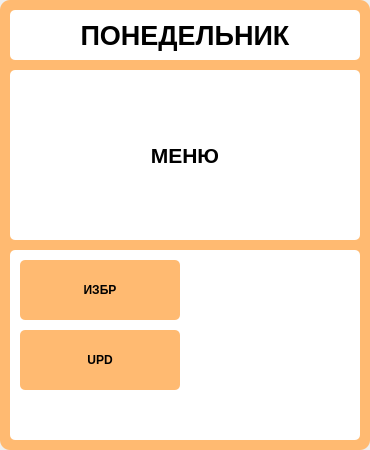
New-Ds/Easy-Week, file client/menuCard.ui: the form before one commit.
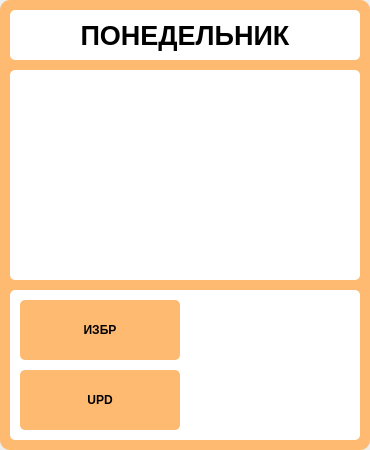
The form after the commit.

The edit to the form file:
```diff
--- a/client/menuCard.ui
+++ b/client/menuCard.ui
@@ -19,19 +19,34 @@
   <property name="styleSheet">
    <string notr="true">border: none;</string>
   </property>
+  <layout class="QVBoxLayout" name="outerLayout">
+   <property name="spacing">
+    <number>0</number>
+   </property>
+   <property name="leftMargin">
+    <number>0</number>
+   </property>
+   <property name="topMargin">
+    <number>0</number>
+   </property>
+   <property name="rightMargin">
+    <number>0</number>
+   </property>
+   <property name="bottomMargin">
+    <number>0</number>
+   </property>
+   <item>
   <widget class="QFrame" name="mainContainer">
-   <property name="geometry">
-    <rect>
-     <x>0</x>
-     <y>0</y>
-     <width>370</width>
-     <height>450</height>
-    </rect>
-   </property>
    <property name="styleSheet">
     <string notr="true">background: #FFBA71; border-radius: 10px;</string>
    </property>
-   <layout class="QVBoxLayout" name="verticalLayout" stretch="0,1,0">
+     <property name="frameShape">
+      <enum>QFrame::Shape::StyledPanel</enum>
+     </property>
+     <property name="frameShadow">
+      <enum>QFrame::Shadow::Raised</enum>
+     </property>
+     <layout class="QVBoxLayout" name="verticalLayout" stretch="0,0,0">
     <property name="spacing">
      <number>10</number>
     </property>
@@ -81,6 +96,12 @@
     </item>
     <item>
      <widget class="QFrame" name="menuFrame">
+        <property name="sizePolicy">
+         <sizepolicy hsizetype="Expanding" vsizetype="Expanding">
+          <horstretch>0</horstretch>
+          <verstretch>1</verstretch>
+         </sizepolicy>
+        </property>
       <property name="styleSheet">
        <string notr="true">background: white; border-radius: 5px;</string>
       </property>
@@ -92,52 +113,88 @@
       </property>
       <layout class="QVBoxLayout" name="verticalLayout_2">
        <property name="spacing">
-        <number>0</number>
+          <number>5</number>
        </property>
        <property name="leftMargin">
-        <number>10</number>
+          <number>3</number>
        </property>
        <property name="topMargin">
-        <number>10</number>
+          <number>3</number>
        </property>
        <property name="rightMargin">
-        <number>10</number>
+          <number>3</number>
        </property>
        <property name="bottomMargin">
-        <number>10</number>
+          <number>3</number>
        </property>
        <item>
-        <widget class="QLabel" name="menuTitle_2">
-         <property name="font">
-          <font>
-           <pointsize>16</pointsize>
-           <weight>75</weight>
-           <bold>true</bold>
-          </font>
-         </property>
-         <property name="styleSheet">
-          <string notr="true">border: none;</string>
-         </property>
-         <property name="text">
-          <string>МЕНЮ</string>
-         </property>
-         <property name="alignment">
-          <set>Qt::AlignCenter</set>
-         </property>
-        </widget>
-       </item>
+          <widget class="QScrollArea" name="menuScrollArea">
+           <property name="sizePolicy">
+            <sizepolicy hsizetype="Minimum" vsizetype="Minimum">
+             <horstretch>0</horstretch>
+             <verstretch>1</verstretch>
+            </sizepolicy>
+           </property>
+           <property name="frameShape">
+            <enum>QFrame::Shape::NoFrame</enum>
+           </property>
+           <property name="frameShadow">
+            <enum>QFrame::Shadow::Plain</enum>
+           </property>
+           <property name="lineWidth">
+            <number>0</number>
+           </property>
+           <property name="horizontalScrollBarPolicy">
+            <enum>Qt::ScrollBarPolicy::ScrollBarAlwaysOff</enum>
+           </property>
+           <property name="widgetResizable">
+            <bool>true</bool>
+           </property>
+           <widget class="QWidget" name="scrollAreaContents">
+            <layout class="QVBoxLayout" name="scrollAreaLayout">
+             <property name="spacing">
+              <number>5</number>
+             </property>
+             <property name="leftMargin">
+              <number>2</number>
+             </property>
+             <property name="topMargin">
+              <number>2</number>
+             </property>
+             <property name="rightMargin">
+              <number>2</number>
+             </property>
+             <property name="bottomMargin">
+              <number>2</number>
+             </property>
        <item>
         <layout class="QVBoxLayout" name="menuVerticalLayout">
          <property name="spacing">
-          <number>5</number>
-         </property>
-        </layout>
+                <number>3</number>
+               </property>
+              </layout>
+             </item>
+            </layout>
+           </widget>
+          </widget>
        </item>
       </layout>
      </widget>
     </item>
     <item>
      <widget class="QFrame" name="bottomFrame">
+        <property name="sizePolicy">
+         <sizepolicy hsizetype="Expanding" vsizetype="Preferred">
+          <horstretch>0</horstretch>
+          <verstretch>0</verstretch>
+         </sizepolicy>
+        </property>
+        <property name="minimumSize">
+         <size>
+          <width>0</width>
+          <height>150</height>
+         </size>
+        </property>
       <property name="styleSheet">
        <string notr="true">background: white; border-radius: 5px;</string>
       </property>
@@ -178,7 +235,6 @@
            </property>
            <property name="font">
             <font>
-             <weight>75</weight>
              <bold>true</bold>
             </font>
            </property>
@@ -193,31 +249,6 @@
            </property>
           </widget>
          </item>
-         <item>
-          <widget class="QPushButton" name="updateButton">
-           <property name="minimumSize">
-            <size>
-             <width>60</width>
-             <height>60</height>
-            </size>
-           </property>
-           <property name="font">
-            <font>
-             <weight>75</weight>
-             <bold>true</bold>
-            </font>
-           </property>
-           <property name="cursor">
-            <cursorShape>PointingHandCursor</cursorShape>
-           </property>
-           <property name="styleSheet">
-            <string notr="true">border: none; background: #FFBA71; color: black; border-radius: 5px;</string>
-           </property>
-           <property name="text">
-            <string>UPD</string>
-           </property>
-          </widget>
-         </item>
          <item>
           <spacer name="verticalSpacer">
            <property name="orientation">
@@ -226,36 +257,96 @@
            <property name="sizeHint" stdset="0">
             <size>
              <width>20</width>
-             <height>40</height>
+               <height>0</height>
             </size>
            </property>
           </spacer>
          </item>
+           <item>
+            <widget class="QPushButton" name="updateButton">
+             <property name="minimumSize">
+              <size>
+               <width>60</width>
+               <height>60</height>
+              </size>
+             </property>
+             <property name="font">
+              <font>
+               <bold>true</bold>
+              </font>
+             </property>
+             <property name="cursor">
+              <cursorShape>PointingHandCursor</cursorShape>
+             </property>
+             <property name="styleSheet">
+              <string notr="true">border: none; background: #FFBA71; color: black; border-radius: 5px;</string>
+             </property>
+             <property name="text">
+              <string>UPD</string>
+             </property>
+            </widget>
+           </item>
         </layout>
        </item>
        <item>
-        <widget class="QFrame" name="rightSide">
-         <property name="styleSheet">
-          <string notr="true">border: none;</string>
+          <widget class="QScrollArea" name="paramsScrollArea">
+           <property name="sizePolicy">
+            <sizepolicy hsizetype="Minimum" vsizetype="Minimum">
+             <horstretch>0</horstretch>
+             <verstretch>0</verstretch>
+            </sizepolicy>
          </property>
          <property name="frameShape">
-          <enum>QFrame::StyledPanel</enum>
-         </property>
-         <property name="frameShadow">
-          <enum>QFrame::Raised</enum>
+            <enum>QFrame::Shape::NoFrame</enum>
+           </property>
+           <property name="lineWidth">
+            <number>0</number>
+           </property>
+           <property name="horizontalScrollBarPolicy">
+            <enum>Qt::ScrollBarPolicy::ScrollBarAlwaysOff</enum>
+           </property>
+           <property name="widgetResizable">
+            <bool>true</bool>
+           </property>
+           <widget class="QWidget" name="rightSide">
+            <property name="geometry">
+             <rect>
+              <x>0</x>
+              <y>0</y>
+              <width>160</width>
+              <height>142</height>
+             </rect>
+            </property>
+            <property name="styleSheet">
+             <string notr="true">border: none;</string>
          </property>
          <layout class="QVBoxLayout" name="paramsVerticalLayout">
           <property name="spacing">
            <number>5</number>
           </property>
-         </layout>
-        </widget>
+             <property name="leftMargin">
+              <number>0</number>
+             </property>
+             <property name="topMargin">
+              <number>0</number>
+             </property>
+             <property name="rightMargin">
+              <number>0</number>
+             </property>
+             <property name="bottomMargin">
+              <number>0</number>
+             </property>
+            </layout>
+           </widget>
+          </widget>
        </item>
       </layout>
      </widget>
     </item>
    </layout>
   </widget>
+   </item>
+  </layout>
  </widget>
  <resources/>
  <connections/>
```
Left out of the diff: 17 changed lines with no effect on the pictures. Lines whose indentation alone changed are shown as unchanged.
